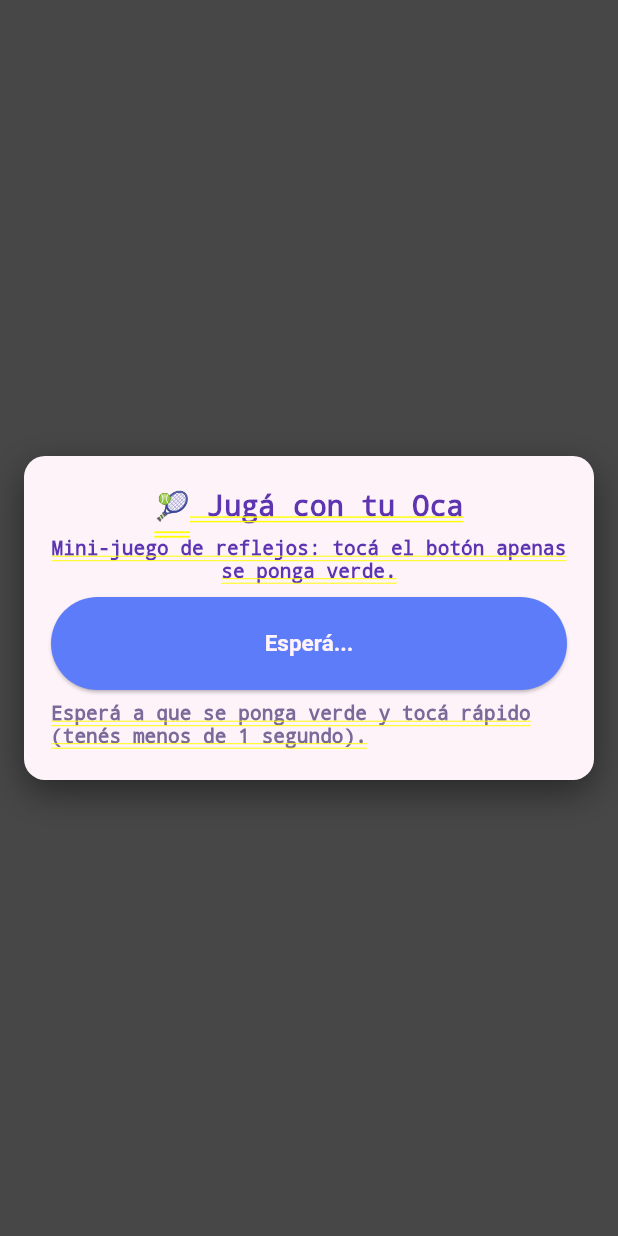
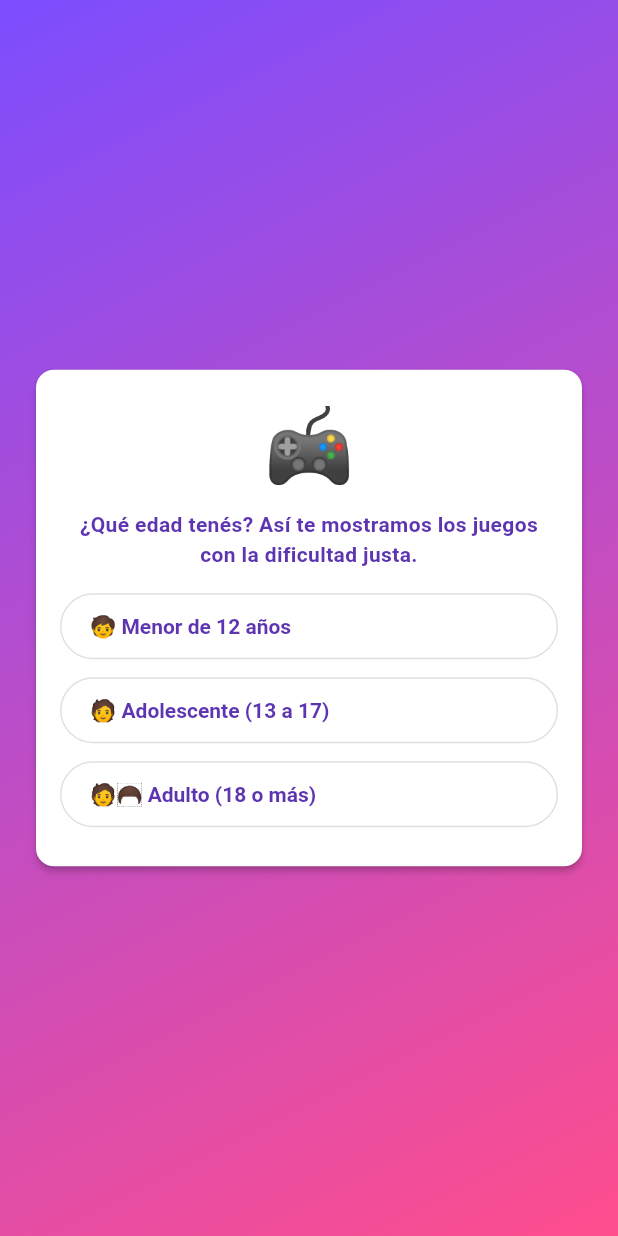
Before and after one commit to solucioneselectromedicassj-ai/La-oca-, a Flutter app: the MascotaScreen screen opened directly with empty values, after a tap on "Ya está súper contenta 🎾", on a phone screen of 412 x 824 dp. Run offline on Flutter 3.47's test engine with Material 3 defaults, Android fonts, the phone set to English and light mode, and no system bars; our stand-ins replace audioplayers, share_plus, shared_preferences, supabase_flutter; missing offline and left inert: onesignal_flutter, realtime_client; accounts and stored records are empty; Roboto replaces fonts that are missing (Georgia).

Commit message:
Zona de juegos: reemplazar los minijuegos de "Jugar con ella" por un hub de juegos nuevos
"Jugar con ella" ya no reutiliza los minijuegos de reflejos/memoria del
tablero (esos siguen en el tablero y en Bonus, sin cambios): ahora abre
una Zona de juegos con tarjetas de colores para elegir. Arrancamos con
dos juegos completos, Ta-Te-Ti (vs una IA simple de la oca) y Ahorcado
(con palabras propias del juego y del tema de Ocaland), y dejamos
Sudoku, Rompecabezas, Buscaminas y 2048 marcados como "Próximamente"
para ir sumándolos.

La primera vez que se entra pregunta un nivel simple (menor/adolescente/
adulto, a propósito más liviano que la franja de edad de Cuestionados)
para ajustar la dificultad — hoy solo cambia el largo de las palabras
del Ahorcado, y va a servir para calibrar los próximos juegos.

```diff
--- a/ocaland_flutter/lib/screens/mascota_screen.dart
+++ b/ocaland_flutter/lib/screens/mascota_screen.dart
@@ -1,12 +1,13 @@
-import 'dart:math';
 import 'package:flutter/material.dart';
 import '../models/usuario.dart';
 import '../services/audio_service.dart';
 import '../services/economy_service.dart';
 import '../services/mascota_service.dart';
+import '../services/preferencias_service.dart';
 import '../theme/app_colors.dart';
+import 'juegos_hub_screen.dart';
+import 'nivel_juegos_screen.dart';
 import 'rescate_mascota_screen.dart';
-import 'widgets/minijuego_overlay.dart';
 import 'widgets/oca_comiendo_sprite.dart';
 import 'widgets/oca_face.dart';
 
@@ -83,20 +84,19 @@ class _MascotaScreenState extends State<MascotaScreen> {
 
   Future<void> _jugarConElla() async {
     if (_ocupado) return;
-    final tipo = Random().nextBool() ? 'reflejos' : 'memoria';
-    final gano = await Navigator.of(context).push<bool>(MaterialPageRoute(
-      fullscreenDialog: true,
-      builder: (dialogContext) => MinijuegoOverlay(
-        titulo: '🎾 Jugá con tu Oca',
-        tipo: tipo,
-        onDone: (exito) => Navigator.of(dialogContext).pop(exito),
-      ),
+    var nivel = await PreferenciasService.obtenerNivelJuegos();
+    if (nivel == null) {
+      if (!mounted) return;
+      final elegido = await Navigator.of(context).push<String>(MaterialPageRoute(builder: (_) => const NivelJuegosScreen()));
+      if (elegido == null) return;
+      await PreferenciasService.guardarNivelJuegos(elegido);
+      nivel = elegido;
+    }
+    if (!mounted) return;
+    await Navigator.of(context).push(MaterialPageRoute(
+      builder: (_) => JuegosHubScreen(usuarioId: widget.usuario.id, nivel: nivel!),
     ));
-    if (gano != true) return;
-    final nuevo = await MascotaService.registrarJuego(usuarioId: widget.usuario.id, suba: 20);
-    if (!mounted) return;
-    AudioService.carino();
-    setState(() => _estado = nuevo);
+    _cargar();
   }
 
   Future<void> _irABuscarla() async {
--- /dev/null
+++ b/ocaland_flutter/lib/screens/nivel_juegos_screen.dart
@@ -0,0 +1,67 @@
+import 'package:flutter/material.dart';
+import '../theme/app_colors.dart';
+
+/// Pregunta simple (solo la primera vez) para saber qué tan difíciles
+/// mostrar los juegos de la Zona de juegos — a propósito más sencilla que
+/// la franja de edad de Cuestionados (pedido explícito: "creo que este es
+/// más sencillo").
+class NivelJuegosScreen extends StatelessWidget {
+  const NivelJuegosScreen({super.key});
+
+  static const _niveles = [
+    ('menor', '🧒 Menor de 12 años'),
+    ('adolescente', '🧑 Adolescente (13 a 17)'),
+    ('adulto', '🧑‍🦱 Adulto (18 o más)'),
+  ];
+
+  @override
+  Widget build(BuildContext context) {
+    return Scaffold(
+      backgroundColor: Colors.transparent,
+      body: Container(
+        decoration: const BoxDecoration(
+          gradient: LinearGradient(begin: Alignment.topLeft, end: Alignment.bottomRight, colors: AppColors.heroGradient),
+        ),
+        child: SafeArea(
+          child: Center(
+            child: ConstrainedBox(
+              constraints: const BoxConstraints(maxWidth: 420),
+              child: Padding(
+                padding: const EdgeInsets.all(20),
+                child: Card(
+                  child: Padding(
+                    padding: const EdgeInsets.all(16),
+                    child: Column(
+                      mainAxisSize: MainAxisSize.min,
+                      children: [
+                        const Text('🎮', style: TextStyle(fontSize: 48)),
+                        const SizedBox(height: 8),
+                        const Text(
+                          '¿Qué edad tenés? Así te mostramos los juegos con la dificultad justa.',
+                          textAlign: TextAlign.center,
+                          style: TextStyle(color: AppColors.violetDark, fontWeight: FontWeight.w600),
+                        ),
+                        const SizedBox(height: 14),
+                        for (final n in _niveles)
+                          Padding(
+                            padding: const EdgeInsets.only(bottom: 8),
+                            child: SizedBox(
+                              width: double.infinity,
+                              child: OutlinedButton(
+                                onPressed: () => Navigator.of(context).pop(n.$1),
+                                child: Align(alignment: Alignment.centerLeft, child: Text(n.$2)),
+                              ),
+                            ),
+                          ),
+                      ],
+                    ),
+                  ),
+                ),
+              ),
+            ),
+          ),
+        ),
+      ),
+    );
+  }
+}
--- a/ocaland_flutter/lib/services/preferencias_service.dart
+++ b/ocaland_flutter/lib/services/preferencias_service.dart
@@ -9,6 +9,7 @@ class PreferenciasService {
 
   static const _kEdad = 'pref_edad_bracket';
   static const _kPais = 'pref_pais';
+  static const _kNivelJuegos = 'pref_nivel_juegos';
 
   static Future<String?> obtenerEdad() async {
     final prefs = await SharedPreferences.getInstance();
@@ -29,4 +30,17 @@ class PreferenciasService {
     final prefs = await SharedPreferences.getInstance();
     await prefs.setString(_kPais, pais);
   }
+
+  /// Nivel simple ('menor' | 'adolescente' | 'adulto') para elegir la
+  /// dificultad de la Zona de juegos — a propósito más sencillo que la
+  /// franja de edad de Cuestionados, pedido explícito del usuario.
+  static Future<String?> obtenerNivelJuegos() async {
+    final prefs = await SharedPreferences.getInstance();
+    return prefs.getString(_kNivelJuegos);
+  }
+
+  static Future<void> guardarNivelJuegos(String nivel) async {
+    final prefs = await SharedPreferences.getInstance();
+    await prefs.setString(_kNivelJuegos, nivel);
+  }
 }
```
Also changed, not shown: ocaland_flutter/lib/screens/ahorcado_screen.dart (added, +175 -0 lines), ocaland_flutter/lib/screens/juegos_hub_screen.dart (added, +105 -0 lines), ocaland_flutter/lib/screens/tateti_screen.dart (added, +174 -0 lines).
